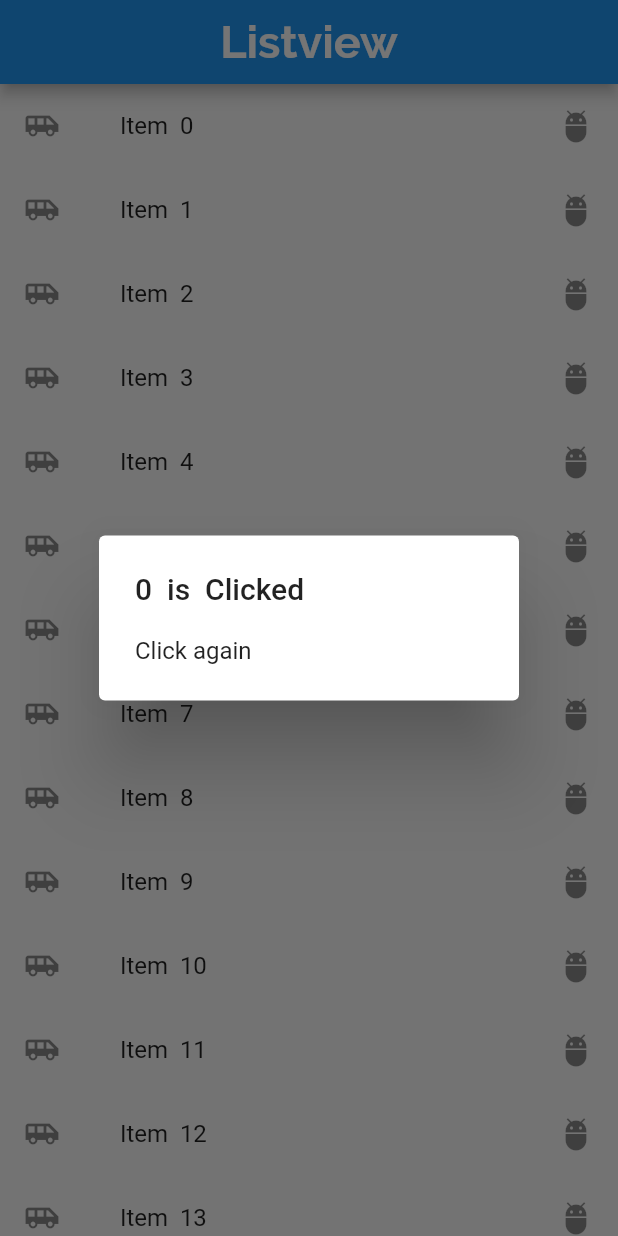
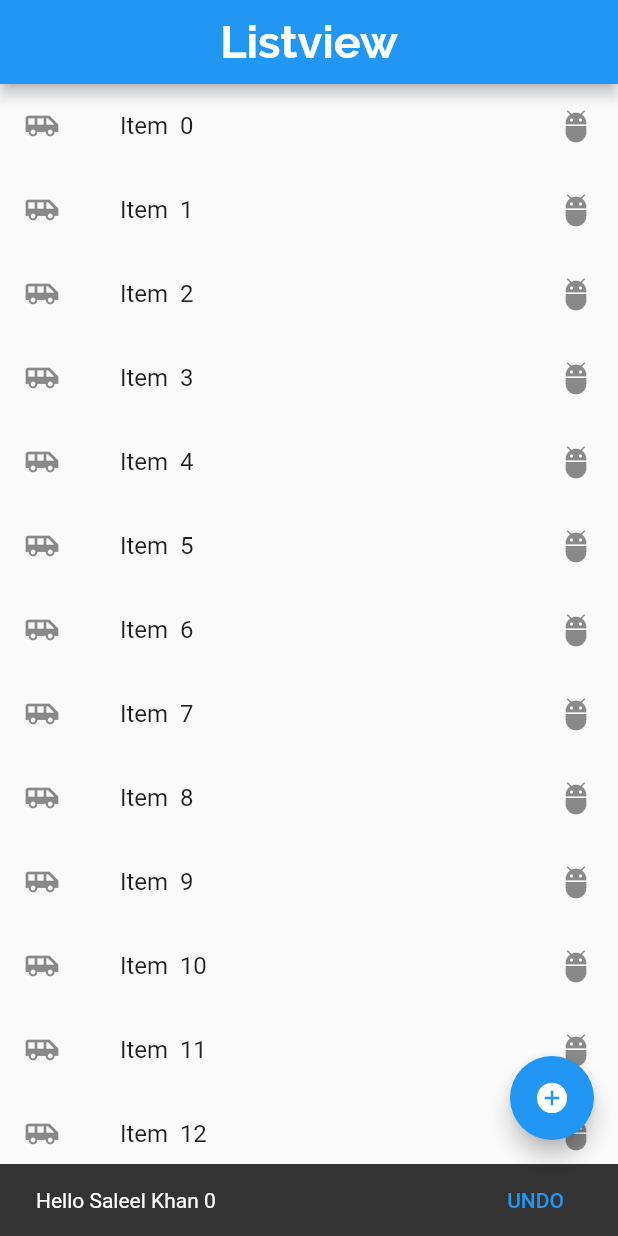
Before and after one commit to saleelkhanshaik/Flutter_Demo, a Flutter app: the screen it shows after launch, after a tap on an icon or button, on a phone screen of 412 x 824 dp. Run offline on Flutter 3.47's test engine with Material 2 defaults, Android fonts, the phone set to English and light mode, and no system bars.

Commit message:
Working with foating and snackbar widgets in flutter

```diff
--- a/lib/main.dart
+++ b/lib/main.dart
@@ -1,10 +1,14 @@
 import 'package:flutter/material.dart';
 
 void main() =>
+
     runApp(MaterialApp(
+      debugShowCheckedModeBanner: false,
       title: "Exploring the list view",
-      home: Scaffold(
+      home:
+      Scaffold(
         appBar: AppBar(
+
           title: Text("Listview", textAlign: TextAlign.center, style: TextStyle(
               color: Colors.white, fontFamily: "Raleway",
               fontWeight: FontWeight.w700,
@@ -14,7 +18,13 @@ void main() =>
           ),),
           centerTitle: true,
         ),
+
         body: getListview(),
+        floatingActionButton: FloatingActionButton(onPressed: (){
+            debugPrint("Working fineeee");
+        }
+        ,child: Icon(Icons.add_circle),
+        tooltip: "Please delete the first ICon"),
       ),
     ));
 
@@ -26,17 +36,30 @@ Widget getListview() {
           leading: Icon(Icons.airport_shuttle),
           trailing: Icon(Icons.adb),
           title: Text(listItem[index],),
-          onTap: (){showAlertDialog(index,context);},
+          onTap: (){
+            //showAlertDialog(index,context);
+            showSnackBar(context,index);
+            },
         );
 
       });
   return listview;
 }
+void showSnackBar(BuildContext buildContext,int index){
+  var snackBar = new SnackBar(content: Text("Hello Saleel Khan $index" ),
+  action: SnackBarAction(label: "UNDO", onPressed: (){
+    debugPrint("UNDO THE PREVIOSUS FUNCTION");
+  }),);
 
+  Scaffold.of(buildContext).showSnackBar(snackBar);
+
+}
 Widget showAlertDialog(int position, BuildContext context) {
   var alertDialog = AlertDialog(
     title: Text("$position  is  Clicked"),
     content: Text("Click again"),
+
+
   );
   showDialog(context: context,
       builder: (BuildContext conext) {
@@ -46,18 +69,8 @@ Widget showAlertDialog(int position, BuildContext context) {
 }
 
 List<String> getListviewData() {
-  var listItems = List < String
-  >
-      .
-  generate
-  (
-  1000
-  ,
-  (
-  counter
-  )  =>  "  Item  $counter  "  );
-  return
-  listItems;
+  var listItems = List <String> .generate(1000,(counter)  =>  "  Item  $counter  "  );
+  return listItems;
   }
 
 //single item and sample listview date
```
